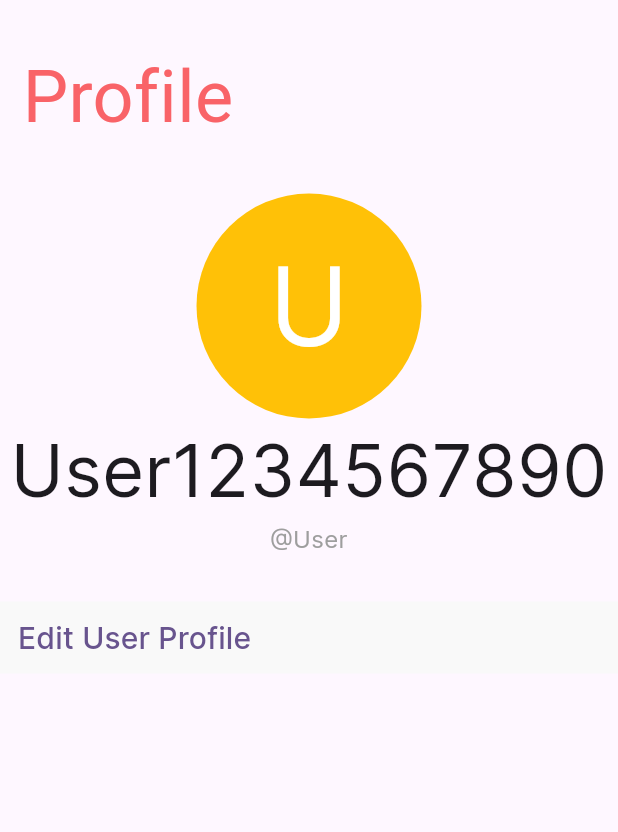
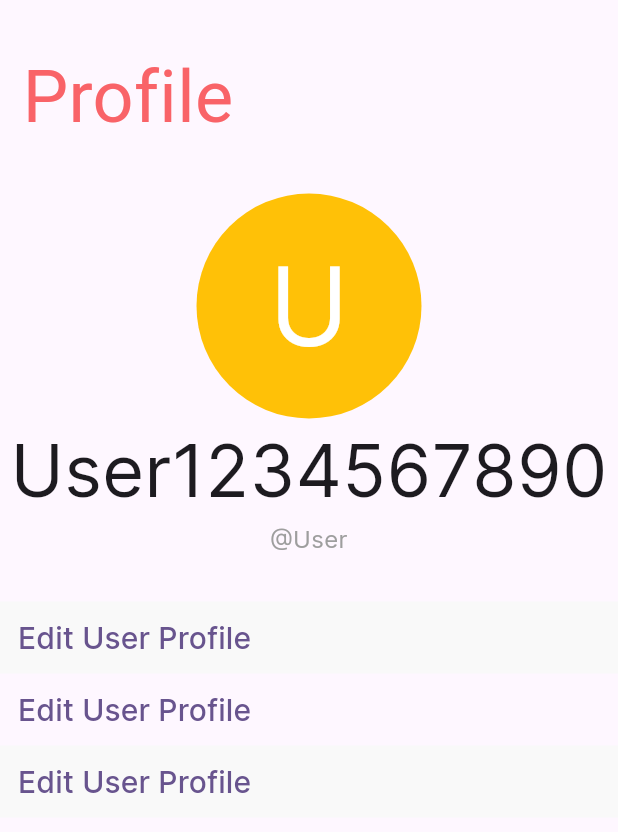
Before and after one commit to masterbbud/resweet, a Flutter app: the ProfilePage widget shown alone on an empty page, opened directly, on a phone screen of 412 x 824 dp. Shown: the top 832 px of the screen. Run offline on Flutter 3.47's test engine with Material 3 defaults, Android fonts, the phone set to English and light mode, and no system bars; our stand-ins replace carousel_slider; network calls fail; Roboto replaces fonts that are missing (BagelFatOne).

Commit message:
profile button not formatted

```diff
--- a/app/flutter_app/lib/screens/ProfilePage.dart
+++ b/app/flutter_app/lib/screens/ProfilePage.dart
@@ -92,6 +92,36 @@ class ProfilePageState extends State<ProfilePage> {
 
             )
           )),
+          Container(
+              alignment: Alignment.centerLeft,
+              // margin: const EdgeInsets.only(top: 30),
+              width: MediaQuery.of(context).size.width,
+              // color: Color(0xFFF9F9F9),
+              child: TextButton(
+
+                  onPressed: () {},
+                  child: SizedBox(
+                    width: MediaQuery.of(context).size.width,
+                    child: Text("Edit User Profile",
+                      style: TextStyle(fontFamily: 'Inter', fontSize: 20), textAlign: TextAlign.left,),
+
+                  )
+              )),
+          Container(
+              alignment: Alignment.centerLeft,
+              // margin: const EdgeInsets.only(top: 30),
+              width: MediaQuery.of(context).size.width,
+              color: Color(0xFFF9F9F9),
+              child: TextButton(
+
+                  onPressed: () {},
+                  child: SizedBox(
+                    width: MediaQuery.of(context).size.width,
+                    child: Text("Edit User Profile",
+                      style: TextStyle(fontFamily: 'Inter', fontSize: 20), textAlign: TextAlign.left,),
+
+                  )
+              )),
     ]));
   }
 }
```
